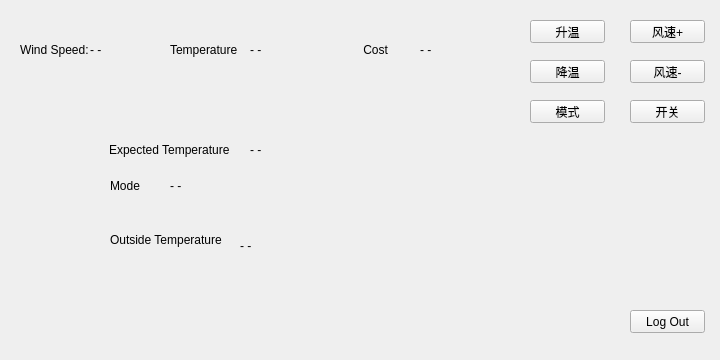
Connor1996/Distributed-Air-Conditioning-System, file src/client/panel.ui: the form before one commit.
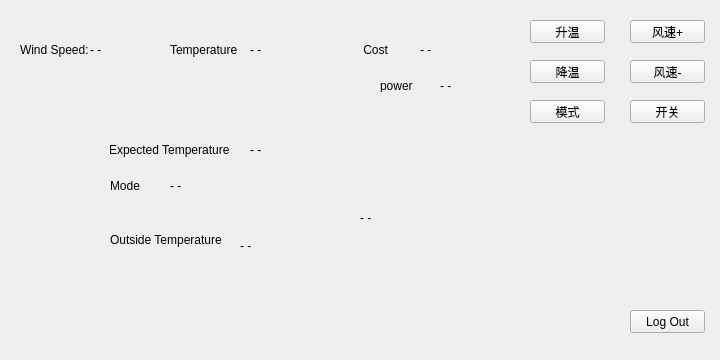
The form after the commit.

```diff
--- a/src/client/panel.ui
+++ b/src/client/panel.ui
@@ -282,6 +282,45 @@
      <string>- -</string>
     </property>
    </widget>
+   <widget class="QLabel" name="working">
+    <property name="geometry">
+     <rect>
+      <x>350</x>
+      <y>200</y>
+      <width>101</width>
+      <height>16</height>
+     </rect>
+    </property>
+    <property name="text">
+     <string>- -</string>
+    </property>
+   </widget>
+   <widget class="QLabel" name="label_7">
+    <property name="geometry">
+     <rect>
+      <x>370</x>
+      <y>70</y>
+      <width>54</width>
+      <height>12</height>
+     </rect>
+    </property>
+    <property name="text">
+     <string>power</string>
+    </property>
+   </widget>
+   <widget class="QLabel" name="power">
+    <property name="geometry">
+     <rect>
+      <x>430</x>
+      <y>70</y>
+      <width>54</width>
+      <height>12</height>
+     </rect>
+    </property>
+    <property name="text">
+     <string>- -</string>
+    </property>
+   </widget>
   </widget>
  </widget>
  <resources/>
```
